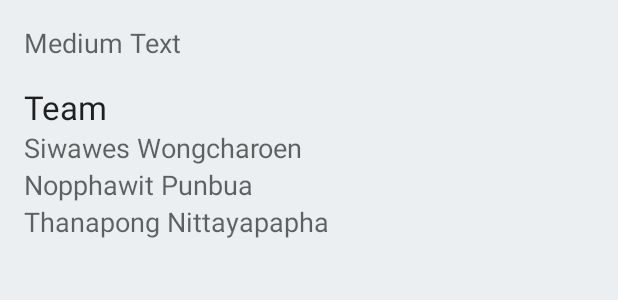
After one commit to puuga/Open.Note, an Android app: the layout activity_about.xml on its own in the app's theme, with its tools: preview values and no code run, on a phone screen of 412 x 824 dp. The commit adds this screen. Shown: the top 300 px of the screen. Run offline under Robolectric (Android 15) with nearby library versions, the phone set to English and light mode, and no system bars.

Commit message:
Add about activity

```diff
--- a/app/build.gradle
+++ b/app/build.gradle
@@ -23,8 +23,8 @@ android {
         applicationId "com.puuga.opennote"
         minSdkVersion 19
         targetSdkVersion 23
-        versionCode 57
-        versionName '1.6.2'
+        versionCode 58
+        versionName '1.7.0'
     }
     buildTypes {
         release {
--- a/app/src/main/AndroidManifest.xml
+++ b/app/src/main/AndroidManifest.xml
@@ -118,6 +118,8 @@
                 android:value="com.puuga.opennote.MainActivity" />
         </activity>
         <activity android:name="com.mixpanel.android.surveys.SurveyActivity" />
+        <activity android:name=".AboutActivity"
+            android:label="@string/title_activity_about"></activity>
     </application>
 
 </manifest>
--- a/app/src/main/java/com/puuga/opennote/MainActivity.java
+++ b/app/src/main/java/com/puuga/opennote/MainActivity.java
@@ -453,6 +453,10 @@ public class MainActivity extends AppCompatActivity implements
                 Intent iFacebookLoginActivity = new Intent(this, FacebookLoginActivity.class);
                 startActivity(iFacebookLoginActivity);
                 return true;
+            case R.id.action_about:
+                Intent iAboutActivity = new Intent(this, AboutActivity.class);
+                startActivity(iAboutActivity);
+                return true;
             case R.id.action_profile:
                 Intent iProfileActivity = new Intent(this, ProfileActivity.class);
                 startActivity(iProfileActivity);
--- /dev/null
+++ b/app/src/main/res/layout/activity_about.xml
@@ -0,0 +1,60 @@
+<?xml version="1.0" encoding="utf-8"?>
+<RelativeLayout xmlns:android="http://schemas.android.com/apk/res/android"
+    xmlns:tools="http://schemas.android.com/tools"
+    android:layout_width="match_parent"
+    android:layout_height="match_parent"
+    android:paddingBottom="@dimen/activity_vertical_margin"
+    android:paddingLeft="@dimen/activity_horizontal_margin"
+    android:paddingRight="@dimen/activity_horizontal_margin"
+    android:paddingTop="@dimen/activity_vertical_margin"
+    tools:context="com.puuga.opennote.AboutActivity">
+
+    <TextView
+        android:id="@+id/tv_version"
+        android:layout_width="match_parent"
+        android:layout_height="wrap_content"
+        android:layout_alignParentStart="true"
+        android:layout_alignParentTop="true"
+        android:text="Medium Text"
+        android:textAppearance="?android:attr/textAppearanceMedium" />
+
+    <TextView
+        android:id="@+id/tv_team"
+        android:layout_width="match_parent"
+        android:layout_height="wrap_content"
+        android:layout_alignParentStart="true"
+        android:layout_below="@+id/tv_version"
+        android:layout_marginTop="16dp"
+        android:text="@string/team"
+        android:textAppearance="?android:attr/textAppearanceLarge" />
+
+    <TextView
+        android:id="@+id/tv_person_1"
+        android:layout_width="match_parent"
+        android:layout_height="wrap_content"
+        android:layout_alignParentStart="true"
+        android:layout_below="@+id/tv_team"
+        android:onClick="emailTo"
+        android:text="@string/siwawes_wongcharoen"
+        android:textAppearance="?android:attr/textAppearanceMedium" />
+
+    <TextView
+        android:id="@+id/tv_person_2"
+        android:layout_width="match_parent"
+        android:layout_height="wrap_content"
+        android:layout_alignParentStart="true"
+        android:layout_below="@+id/tv_person_1"
+        android:onClick="emailTo"
+        android:text="@string/nopphawit_punbua"
+        android:textAppearance="?android:attr/textAppearanceMedium" />
+
+    <TextView
+        android:id="@+id/tv_person_3"
+        android:layout_width="match_parent"
+        android:layout_height="wrap_content"
+        android:layout_alignParentStart="true"
+        android:layout_below="@+id/tv_person_2"
+        android:onClick="emailTo"
+        android:text="@string/thanapong_nittayapapha"
+        android:textAppearance="?android:attr/textAppearanceMedium" />
+</RelativeLayout>
--- a/app/src/main/res/menu/menu_main.xml
+++ b/app/src/main/res/menu/menu_main.xml
@@ -13,6 +13,11 @@
         android:title="@string/action_profile"
         app:showAsAction="never" />
     <item
+        android:id="@+id/action_about"
+        android:orderInCategory="100"
+        android:title="@string/action_about"
+        app:showAsAction="never" />
+    <item
         android:id="@+id/action_logout"
         android:orderInCategory="100"
         android:title="@string/action_logout"
--- a/app/src/main/res/values/strings.xml
+++ b/app/src/main/res/values/strings.xml
@@ -4,6 +4,7 @@
     <string name="mixpanel_token">851089744fc09ecb6333420beb4176e5</string>
     <string name="action_settings">Settings</string>
     <string name="action_profile">Profile</string>
+    <string name="action_about">About</string>
     <string name="action_logout">Logout</string>
     <string name="section_format">Hello World from section: %1$d</string>
     <string name="login_as">Login as: %1$s</string>
@@ -20,8 +21,12 @@
     <string name="messages_count">%1$d messages</string>
     <string name="messages_info">%1$s\n@%2$s\n%3$s\n\n</string>
     <string name="yelp_first_person">Yelp! you are the first person here.\nJust note!</string>
-
-    <!-- TODO: Remove or change this placeholder text -->
     <string name="hello_blank_fragment">Hello blank fragment</string>
     <string name="title_activity_profile">Profile</string>
+    <string name="title_activity_about">About</string>
+    <string name="version">Version: %1$s</string>
+    <string name="team">Team</string>
+    <string name="siwawes_wongcharoen">Siwawes Wongcharoen</string>
+    <string name="nopphawit_punbua">Nopphawit Punbua</string>
+    <string name="thanapong_nittayapapha">Thanapong Nittayapapha</string>
 </resources>
```
Also changed, not shown: app/src/main/java/com/puuga/opennote/AboutActivity.java (added, +62 -0 lines).
